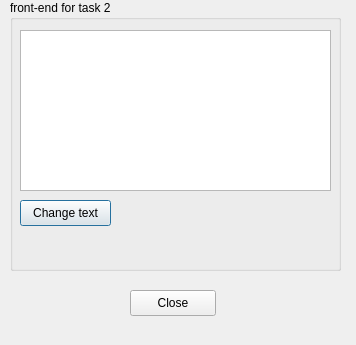
The window that task2.ui (v01z/qt_2) describes before a commit, drawn with Qt 5.
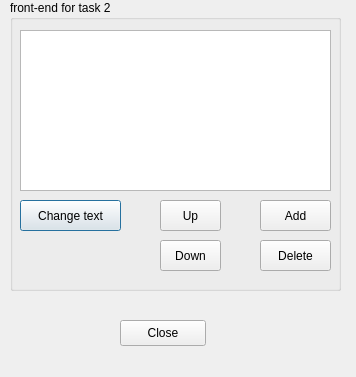
The same window after the commit.

What changed in the file:
```diff
--- a/task2.ui
+++ b/task2.ui
@@ -7,7 +7,7 @@
     <x>0</x>
     <y>0</y>
     <width>356</width>
-    <height>345</height>
+    <height>377</height>
    </rect>
   </property>
   <property name="windowTitle">
@@ -19,7 +19,7 @@
      <x>10</x>
      <y>0</y>
      <width>331</width>
-     <height>271</height>
+     <height>291</height>
     </rect>
    </property>
    <property name="title">
@@ -40,20 +40,78 @@
      <rect>
       <x>10</x>
       <y>200</y>
-      <width>91</width>
-      <height>26</height>
+      <width>101</width>
+      <height>31</height>
      </rect>
     </property>
     <property name="text">
      <string>Change text</string>
     </property>
    </widget>
+   <widget class="QPushButton" name="btnUp">
+    <property name="geometry">
+     <rect>
+      <x>150</x>
+      <y>200</y>
+      <width>61</width>
+      <height>31</height>
+     </rect>
+    </property>
+    <property name="text">
+     <string>Up</string>
+    </property>
+   </widget>
+   <widget class="QPushButton" name="btnDown">
+    <property name="geometry">
+     <rect>
+      <x>150</x>
+      <y>240</y>
+      <width>61</width>
+      <height>31</height>
+     </rect>
+    </property>
+    <property name="text">
+     <string>Down</string>
+    </property>
+   </widget>
+   <widget class="QPushButton" name="btnAdd">
+    <property name="geometry">
+     <rect>
+      <x>250</x>
+      <y>200</y>
+      <width>71</width>
+      <height>31</height>
+     </rect>
+    </property>
+    <property name="toolTip">
+     <string>Add new item</string>
+    </property>
+    <property name="text">
+     <string>Add</string>
+    </property>
+   </widget>
+   <widget class="QPushButton" name="btnDel">
+    <property name="geometry">
+     <rect>
+      <x>250</x>
+      <y>240</y>
+      <width>71</width>
+      <height>31</height>
+     </rect>
+    </property>
+    <property name="toolTip">
+     <string>Delete an item</string>
+    </property>
+    <property name="text">
+     <string>Delete</string>
+    </property>
+   </widget>
   </widget>
   <widget class="QPushButton" name="btnClose">
    <property name="geometry">
     <rect>
-     <x>130</x>
-     <y>290</y>
+     <x>120</x>
+     <y>320</y>
      <width>86</width>
      <height>26</height>
     </rect>
```
Left out of the diff: 3 changed lines with no effect on the pictures.
